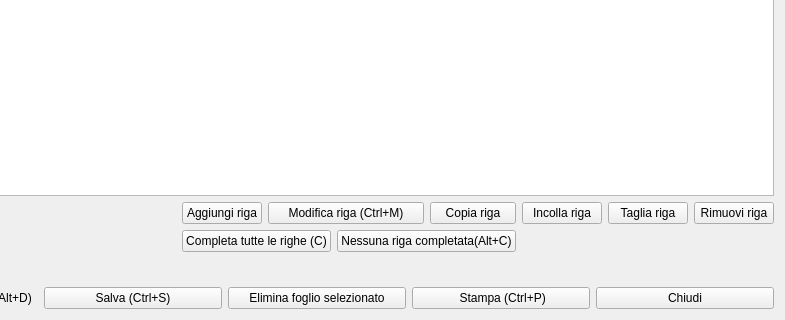
fblabs/hamlet-mod-sancon, file hworkprogram.ui: the form before one commit; both pictures show x 759 to 1544 and y 318 to 638 of the 1544 by 638 pixel window.
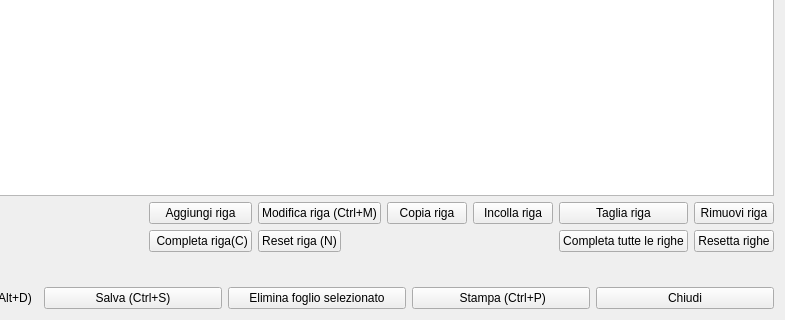
The form after the commit. Icons and pictures are not drawn.

```diff
--- a/hworkprogram.ui
+++ b/hworkprogram.ui
@@ -373,24 +373,49 @@
          </property>
         </widget>
        </item>
-       <item row="1" column="0" colspan="2">
+       <item row="1" column="6">
+        <widget class="QPushButton" name="pbNotComplete">
+         <property name="text">
+          <string>Resetta righe</string>
+         </property>
+         <property name="icon">
+          <iconset resource="icons.qrc">
+           <normaloff>:/Resources/Comment-delete64.png</normaloff>:/Resources/Comment-delete64.png</iconset>
+         </property>
+        </widget>
+       </item>
+       <item row="1" column="5">
         <widget class="QPushButton" name="pbComplete">
          <property name="text">
-          <string>Completa tutte le righe (C)</string>
+          <string>Completa tutte le righe</string>
          </property>
          <property name="icon">
           <iconset resource="icons.qrc">
            <normaloff>:/Resources/Comment-add64.png</normaloff>:/Resources/Comment-add64.png</iconset>
          </property>
          <property name="shortcut">
+          <string>Ctrl+C</string>
+         </property>
+        </widget>
+       </item>
+       <item row="1" column="0">
+        <widget class="QPushButton" name="pbCompleteRow">
+         <property name="text">
+          <string> Completa riga(C)</string>
+         </property>
+         <property name="icon">
+          <iconset resource="icons.qrc">
+           <normaloff>:/Resources/Accept64.png</normaloff>:/Resources/Accept64.png</iconset>
+         </property>
+         <property name="shortcut">
           <string>C</string>
          </property>
         </widget>
        </item>
-       <item row="1" column="2" colspan="2">
-        <widget class="QPushButton" name="pbNotComplete">
+       <item row="1" column="1">
+        <widget class="QPushButton" name="pbUncompleteRow">
          <property name="text">
-          <string>Nessuna riga completata(Alt+C)</string>
+          <string>Reset riga (N)</string>
          </property>
          <property name="icon">
           <iconset resource="icons.qrc">
```
Left out of the diff: 4 changed lines with no effect on the pictures.
